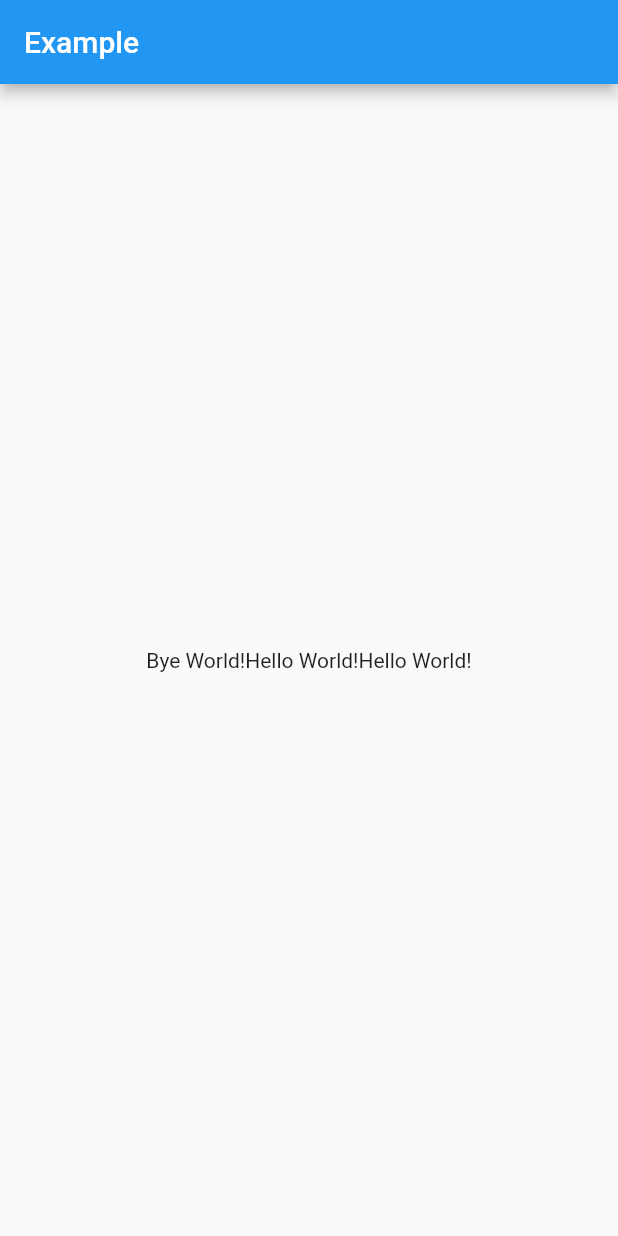
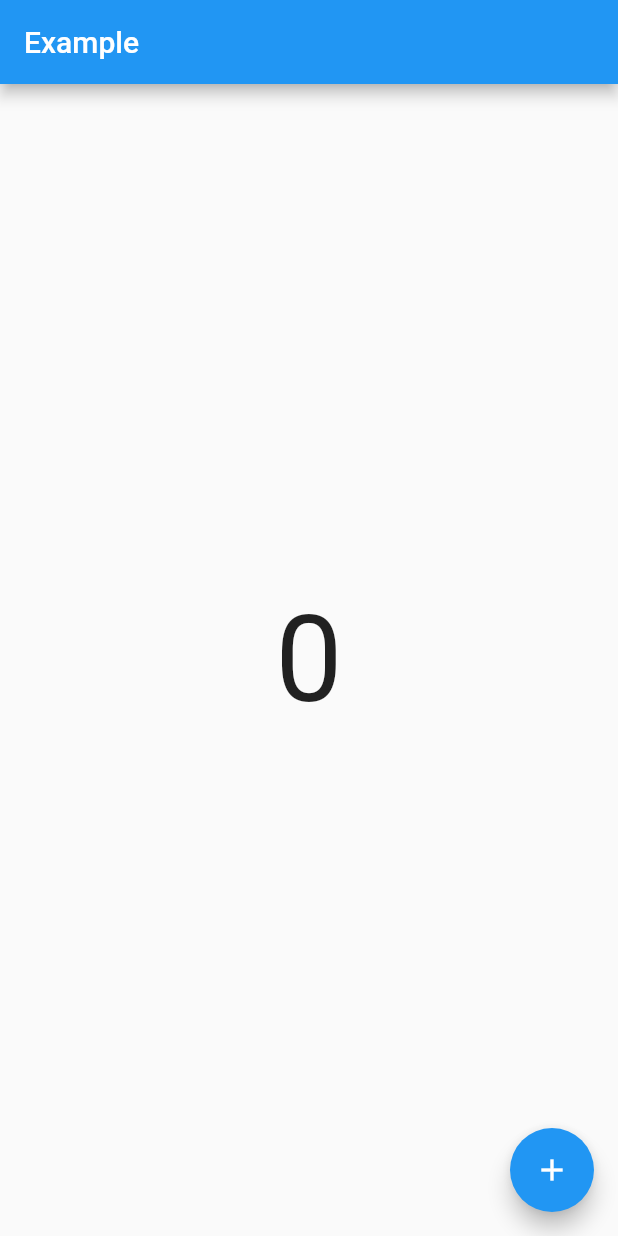
Before and after one commit to NomadHuns/flutter-riverpod-practice, a Flutter app: the screen it shows after launch, on a phone screen of 412 x 824 dp. Run offline on Flutter 3.47's test engine with Material 2 defaults, Android fonts, the phone set to English and light mode, and no system bars; our stand-ins replace flutter_riverpod.

```diff
--- a/lib/main.dart
+++ b/lib/main.dart
@@ -1,15 +1,19 @@
 import 'package:flutter/material.dart';
 import 'package:flutter_riverpod/flutter_riverpod.dart';
 
-// We create a "provider", which will store a value (here "Hello world").
-// By using a provider, this allows us to mock/override the value exposed.
-final helloWorldProvider = Provider<String>((ref) {
-  return 'Hello World!';
-});
-final byeWorldProvider = Provider<String>((ref) {
-  final String value = ref.read(helloWorldProvider);
-  return 'Bye World!' + value;
-});
+class Counter extends StateNotifier<int> {
+  Counter() : super(0);
+
+  void increment(){
+    state++;
+  }
+}
+
+final counterProvider = StateNotifierProvider<Counter, int>(
+  (ref) {
+    return Counter();
+  },
+);
 
 void main() {
   runApp(
@@ -26,14 +30,22 @@ void main() {
 class MyApp extends ConsumerWidget {
   @override
   Widget build(BuildContext context, WidgetRef ref) {
-    final String value1 = ref.watch(byeWorldProvider);
-    final String value2 = ref.watch(helloWorldProvider);
+    final int value = ref.watch(counterProvider);
 
     return MaterialApp(
       home: Scaffold(
         appBar: AppBar(title: const Text('Example')),
         body: Center(
-          child: Text(value1 + value2),
+          child: Text(
+            value.toString(),
+            style: TextStyle(fontSize: 80),
+          ),
+        ),
+        floatingActionButton: FloatingActionButton(
+          onPressed: (){
+            ref.read(counterProvider.notifier).increment();
+          },
+          child: Icon(Icons.add),
         ),
       ),
     );
```
